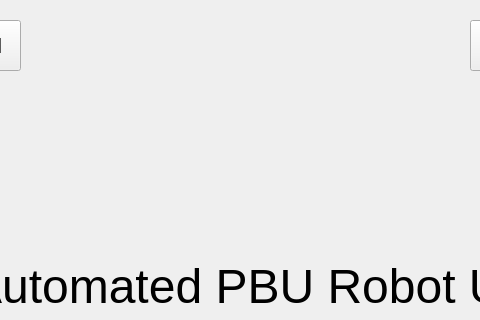
The window that Greyform-linux-ros1/Python_Application/UI_Design/mainframe.ui (mokzhizhuan/GreyForm_UIs) describes before a commit, drawn with Qt 5; both pictures show x 150 to 630 and y 0 to 320 of the 800 by 600 pixel window.
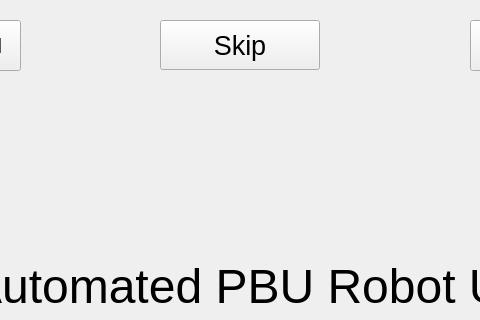
The same window after the commit.

What changed in the file:
```diff
--- a/Greyform-linux-ros1/Python_Application/UI_Design/mainframe.ui
+++ b/Greyform-linux-ros1/Python_Application/UI_Design/mainframe.ui
@@ -825,6 +825,30 @@
        <string>User Manual</string>
       </property>
      </widget>
+     <widget class="QPushButton" name="skipButton">
+      <property name="geometry">
+       <rect>
+        <x>310</x>
+        <y>10</y>
+        <width>160</width>
+        <height>50</height>
+       </rect>
+      </property>
+      <property name="sizePolicy">
+       <sizepolicy hsizetype="Expanding" vsizetype="Expanding">
+        <horstretch>0</horstretch>
+        <verstretch>0</verstretch>
+       </sizepolicy>
+      </property>
+      <property name="font">
+       <font>
+        <pointsize>20</pointsize>
+       </font>
+      </property>
+      <property name="text">
+       <string>Skip</string>
+      </property>
+     </widget>
     </widget>
     <widget class="QWidget" name="settingpage"/>
     <widget class="QWidget" name="usermanualpage"/>
```
